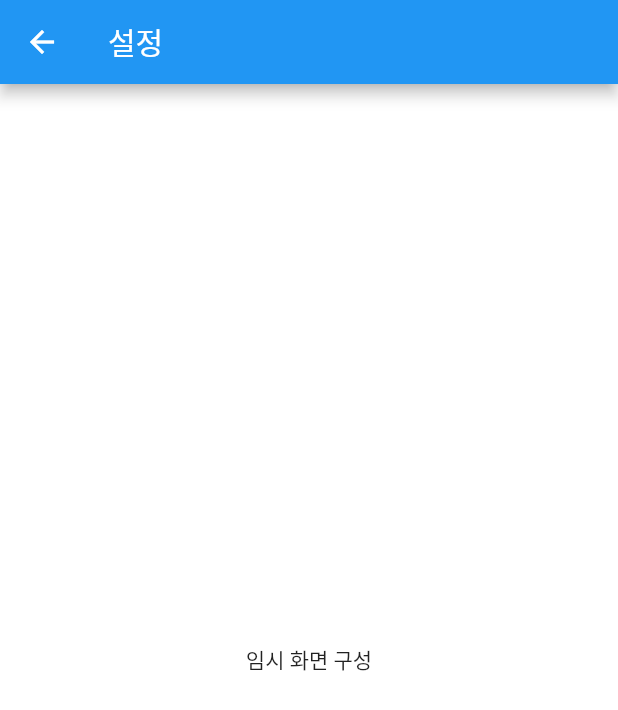
After one commit to jithhuP/PowerBall, a Flutter app: the screen it shows after launch, after a tap on the "menu" icon, on a phone screen of 412 x 824 dp. The commit adds this screen. Shown: the top 710 px of the screen. Run offline on Flutter 3.47's test engine with Material 2 defaults, Android fonts, the light colour scheme and no system bars; our stand-ins replace timer_builder.

Commit message:
설정 화면 생성 및 화면 전환 추가

```diff
--- a/practice/lib/custom_widget.dart
+++ b/practice/lib/custom_widget.dart
@@ -1,4 +1,5 @@
 import 'package:flutter/material.dart';
+import 'setting_screen.dart';
 
 class icon_button extends StatelessWidget {
   final Color bdColor;
@@ -66,3 +67,45 @@ class Border_text extends StatelessWidget {
     );
   }
 }
+
+class ActionButton extends StatelessWidget {
+  final Color bdcolor;
+  final Color iconcolor;
+  final IconData iCon;
+  final double iconsize;
+
+  const ActionButton(
+      {super.key,
+      required this.bdcolor,
+      required this.iconcolor,
+      required this.iCon,
+      required this.iconsize});
+
+  @override
+  Widget build(BuildContext context) {
+    return GestureDetector(
+      onTap: () {
+        Navigator.push(
+          context,
+          MaterialPageRoute(
+            builder: (context) => const SettingScreen(),
+          ),
+        );
+      },
+      child: Container(
+        decoration: BoxDecoration(
+          border: Border.all(
+            width: 2,
+            color: bdcolor,
+          ),
+        ),
+        // 메뉴 영역
+        child: Icon(
+          iCon,
+          size: iconsize,
+          color: iconcolor,
+        ),
+      ),
+    );
+  }
+}
--- a/practice/lib/main.dart
+++ b/practice/lib/main.dart
@@ -81,20 +81,12 @@ class App extends StatelessWidget {
                         ),
                       ),
                       //메뉴 영역 테두리
-                      Container(
-                        decoration: BoxDecoration(
-                          border: Border.all(
-                            width: 2,
-                            color: Colors.white,
-                          ),
-                        ),
-                        // 메뉴 영역
-                        child: const Icon(
-                          Icons.menu,
-                          size: 55.0,
-                          color: Colors.white,
-                        ),
-                      ),
+                      const ActionButton(
+                        bdcolor: Colors.white,
+                        iconcolor: Colors.white,
+                        iCon: Icons.menu,
+                        iconsize: 55.0,
+                      )
                     ],
                   ),
                 ],
--- /dev/null
+++ b/practice/lib/setting_screen.dart
@@ -0,0 +1,18 @@
+import 'package:flutter/material.dart';
+
+class SettingScreen extends StatelessWidget {
+  const SettingScreen({super.key});
+
+  @override
+  Widget build(BuildContext context) {
+    return Scaffold(
+      backgroundColor: Colors.white,
+      appBar: AppBar(
+        title: const Text('설정'),
+      ),
+      body: const Center(
+        child: Text('임시 화면 구성'),
+      ),
+    );
+  }
+}
```
